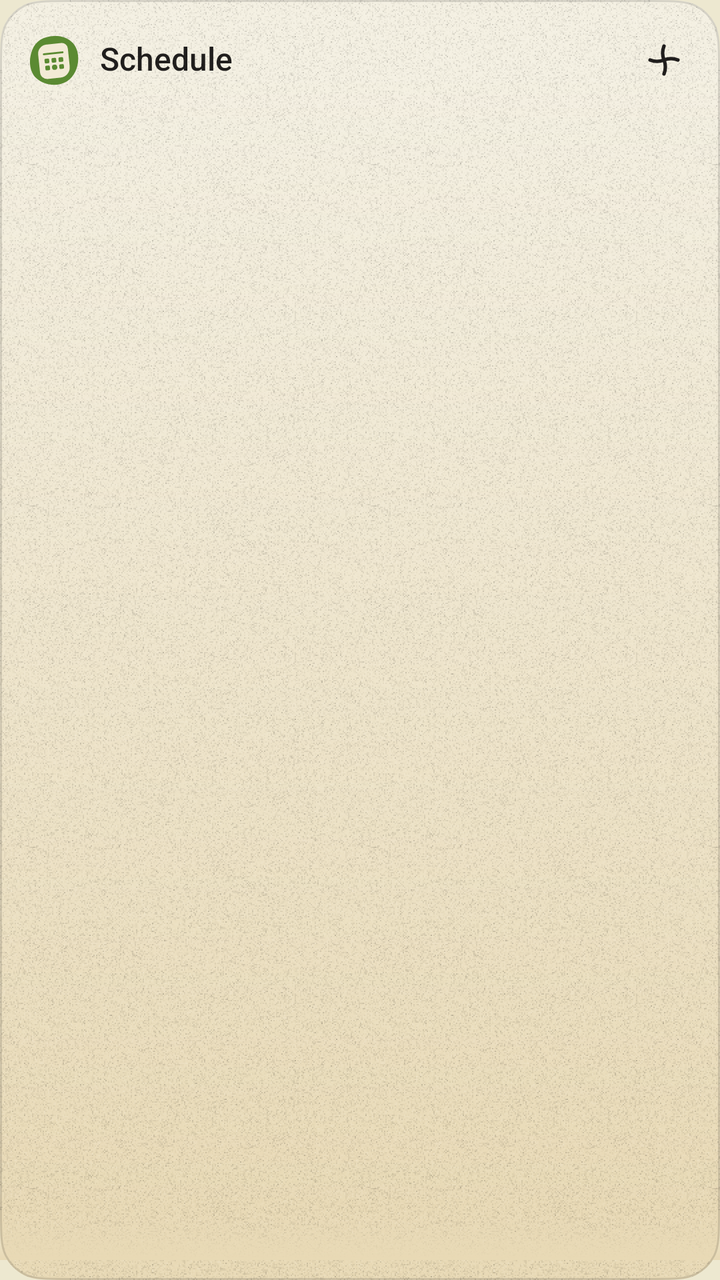
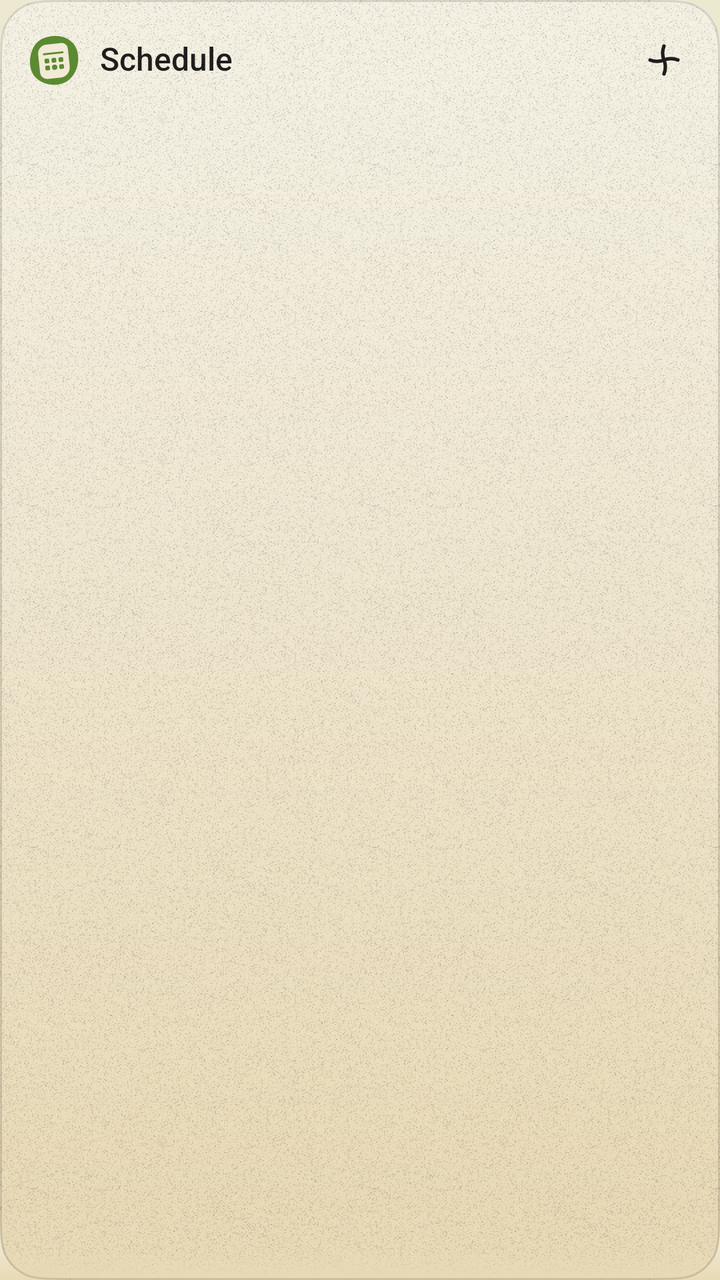

Before-and-after screenshots of an Android layout around one commit, followed by the original layout XML and the change that was made.
<!-- AndroidManifest.xml: application theme AppTheme -->
<!-- res/layout/widget_schedule.xml -->
<?xml version="1.0" encoding="utf-8"?>
<FrameLayout xmlns:android="http://schemas.android.com/apk/res/android"
    android:id="@android:id/background"
    android:clipToOutline="true"
    android:outlineProvider="bounds"
    android:layout_width="match_parent"
    android:layout_height="match_parent"
    android:background="@drawable/wgen_panel_ground"
    android:foreground="@drawable/wgen_panel_edge">

    <LinearLayout
        android:layout_width="match_parent"
        android:layout_height="match_parent"
        android:orientation="vertical">

        <LinearLayout
            android:layout_width="match_parent"
            android:layout_height="52dp"
            android:layout_marginStart="6dp"
            android:layout_marginTop="4dp"
            android:layout_marginEnd="4dp"
            android:gravity="center_vertical"
            android:orientation="horizontal">

            <LinearLayout
                android:id="@+id/schedule_open"
                android:layout_width="0dp"
                android:layout_height="48dp"
                android:layout_weight="1"
                android:background="@drawable/wgen_row_press"
                android:gravity="center_vertical"
                android:orientation="horizontal"
                android:paddingStart="8dp"
                android:paddingEnd="8dp">

                <ImageView
                    android:layout_width="26dp"
                    android:layout_height="26dp"
                    android:importantForAccessibility="no"
                    android:src="@drawable/ic_widget_mark" />

                <FrameLayout
                    android:layout_width="wrap_content"
                    android:layout_height="wrap_content"
                    android:layout_marginStart="10dp">

                    <ImageView
                        android:id="@+id/schedule_title_image"
                        android:layout_width="wrap_content"
                        android:layout_height="wrap_content"
                        android:visibility="gone" />

                    <TextView
                        android:id="@+id/schedule_title"
                        style="@style/WidgetText.Title"
                        android:layout_width="wrap_content"
                        android:layout_height="wrap_content"
                        android:maxLines="1"
                        android:text="@string/widget_preview_schedule" />
                </FrameLayout>
            </LinearLayout>

            <ImageView
                android:id="@+id/schedule_add"
                style="@style/WidgetIconButton.Head"
                android:background="@drawable/wgen_press_1"
                android:contentDescription="@string/widget_new_event"
                android:src="@drawable/wgen_g_plus" />
        </LinearLayout>

        <FrameLayout
            android:layout_width="match_parent"
            android:layout_height="0dp"
            android:layout_weight="1">

            <ListView
                android:id="@+id/schedule_list"
                android:listSelector="@android:color/transparent"
                android:layout_width="match_parent"
                android:layout_height="match_parent"
                android:divider="@null"
                android:dividerHeight="0dp"
                android:paddingStart="6dp"
                android:paddingEnd="6dp"
                android:paddingBottom="10dp"
                android:clipToPadding="true"
                android:scrollbars="none" />

            
            <FrameLayout
                android:layout_width="match_parent"
                android:layout_height="20dp"
                android:layout_gravity="bottom"
                android:layout_marginBottom="10dp"
                android:background="@drawable/wgen_fade_ground" />

            <LinearLayout
                android:id="@+id/schedule_static"
                android:layout_width="match_parent"
                android:layout_height="wrap_content"
                android:orientation="vertical"
                android:paddingStart="6dp"
                android:paddingEnd="6dp"
                android:visibility="gone" />

            <TextView
                android:id="@+id/schedule_empty"
                style="@style/WidgetText.Meta"
                android:layout_width="match_parent"
                android:layout_height="match_parent"
                android:gravity="center"
                android:padding="16dp"
                android:text="@string/widget_nothing"
                android:visibility="gone" />
        </FrameLayout>
    </LinearLayout>
</FrameLayout>
<!-- resources referenced by this layout -->
<resources>
  <!-- drawable wgen_fade_ground (drawable) -->
  <?xml version="1.0" encoding="utf-8"?>
  <shape xmlns:android="http://schemas.android.com/apk/res/android" android:shape="rectangle"><gradient android:angle="90" android:startColor="@color/wgen_ground_bottom" android:endColor="@color/wgen_ground_bottom_clear"/></shape>
  <!-- drawable wgen_g_plus (drawable) -->
  <?xml version="1.0" encoding="utf-8"?>
  <vector xmlns:android="http://schemas.android.com/apk/res/android" android:width="24dp" android:height="24dp" android:viewportWidth="24" android:viewportHeight="24">
    <path android:pathData="M12 4.4C11 6.93 11 9.47 12 12C13 14.53 13 17.07 12 19.6M4.4 12C6.93 13 9.47 13 12 12C14.53 11 17.07 11 19.6 12" android:fillColor="#00000000" android:strokeColor="@color/wgen_ink" android:strokeWidth="1.9" android:strokeLineCap="round" android:strokeLineJoin="round"/>
  </vector>
  <!-- drawable wgen_press_1 (drawable) -->
  <?xml version="1.0" encoding="utf-8"?>
  <selector xmlns:android="http://schemas.android.com/apk/res/android" android:enterFadeDuration="90" android:exitFadeDuration="150">
    <item android:state_pressed="true"><inset android:inset="2dp" android:drawable="@drawable/wgen_pebble_1_given"/></item>
    <item android:drawable="@android:color/transparent"/>
  </selector>
  <!-- drawable wgen_row_press (drawable) -->
  <?xml version="1.0" encoding="utf-8"?>
  <selector xmlns:android="http://schemas.android.com/apk/res/android" android:exitFadeDuration="150">
    <item android:state_pressed="true" android:drawable="@drawable/wgen_row_tint"/>
    <item android:drawable="@android:color/transparent"/>
  </selector>
  <string name="widget_new_event">New event</string>
  <string name="widget_nothing">Nothing planned</string>
  <string name="widget_preview_schedule">Schedule</string>
  <style name="WidgetIconButton.Head">
          <item name="android:padding">13dp</item>
          <item name="android:scaleType">fitCenter</item>
      </style>
  <style name="WidgetText.Meta">
          <item name="android:textColor">@color/wgen_ink_muted</item>
          <item name="android:textSize">13sp</item>
          <item name="android:lineHeight">18sp</item>
      </style>
  <style name="WidgetText.Title">
          <item name="android:fontFamily">sans-serif-medium</item>
          <item name="android:textSize">16sp</item>
          <item name="android:lineHeight">22sp</item>
      </style>
  <style name="AppTheme" parent="Theme.AppCompat.DayNight.NoActionBar">
          <item name="android:editTextBackground">@drawable/rn_edit_text_material</item>
          <item name="android:windowBackground">@color/window_ground</item>
      </style>
  <color name="wgen_ground_bottom">#FFE8D9B5</color>
  <color name="wgen_ground_bottom_clear">#00E8D9B5</color>
  <color name="wgen_ink">#FF201E1D</color>
  <color name="wgen_hairline">#24201E1D</color>
  <!-- drawable wgen_pebble_1_given (drawable) -->
  <?xml version="1.0" encoding="utf-8"?>
  <vector xmlns:android="http://schemas.android.com/apk/res/android" android:width="48dp" android:height="48dp" android:viewportWidth="100" android:viewportHeight="100">
    <path android:pathData="M50.18,0.03 C28.99,-0.42 9.15,11.7 2.58,32.4 C-4.59,54.71 3.56,79.94 23.42,92.59 C43.07,104.72 69.67,101.64 86.01,85.68 C100.87,71.2 103.71,47.96 95.37,28.9 C87.44,10.71 70.38,0.48 50.18,0.03 Z" android:fillColor="@color/wgen_press"/>
  </vector>
  <color name="wgen_ink_muted">#FF5A574E</color>
  <color name="window_ground">#EDE8D0</color>
  <color name="wgen_press">#1A201E1D</color>
  <!-- drawable wgen_row_tint_tl (drawable) -->
  <?xml version="1.0" encoding="utf-8"?>
  <vector xmlns:android="http://schemas.android.com/apk/res/android" android:width="19.2dp" android:height="19.2dp" android:viewportWidth="19.2" android:viewportHeight="19.2">
    <group>
      <path android:pathData="M0,19.2 L0,19.2 C0,12.479,0,9.119,1.308,6.552 C2.458,4.294,4.294,2.458,6.552,1.308 C9.119,0,12.479,0,19.2,0 L19.2,19.2 Z" android:fillColor="@color/wgen_press"/>
    </group>
  </vector>
  <!-- unchanged entries left out for length: 12 -->
</resources>

<!-- the commit's change to res/layout/widget_schedule.xml (unified diff, before → after) -->
@@ -82,16 +82,15 @@
                 android:dividerHeight="0dp"
                 android:paddingStart="6dp"
                 android:paddingEnd="6dp"
-                android:paddingBottom="10dp"
-                android:clipToPadding="true"
+                android:paddingBottom="16dp"
+                android:clipToPadding="false"
                 android:scrollbars="none" />
 
             
             <FrameLayout
                 android:layout_width="match_parent"
-                android:layout_height="20dp"
+                android:layout_height="16dp"
                 android:layout_gravity="bottom"
-                android:layout_marginBottom="10dp"
                 android:background="@drawable/wgen_fade_ground" />
 
             <LinearLayout
